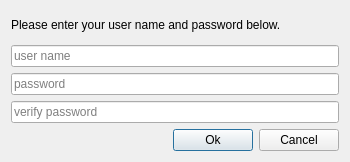
Old version of the form GetCredentials.ui in the repository generaliinformatik/getcredentials.
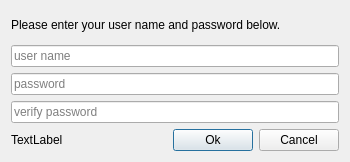
New version of the form. Icons and pictures are not drawn.

What changed in the file:
```diff
--- a/GetCredentials.ui
+++ b/GetCredentials.ui
@@ -73,6 +73,13 @@
    </item>
    <item>
     <layout class="QHBoxLayout" name="hblOkCancel">
+     <item>
+      <widget class="QLabel" name="lblVersion">
+       <property name="text">
+        <string>TextLabel</string>
+       </property>
+      </widget>
+     </item>
      <item>
       <spacer name="horizontalSpacer">
        <property name="orientation">
```
